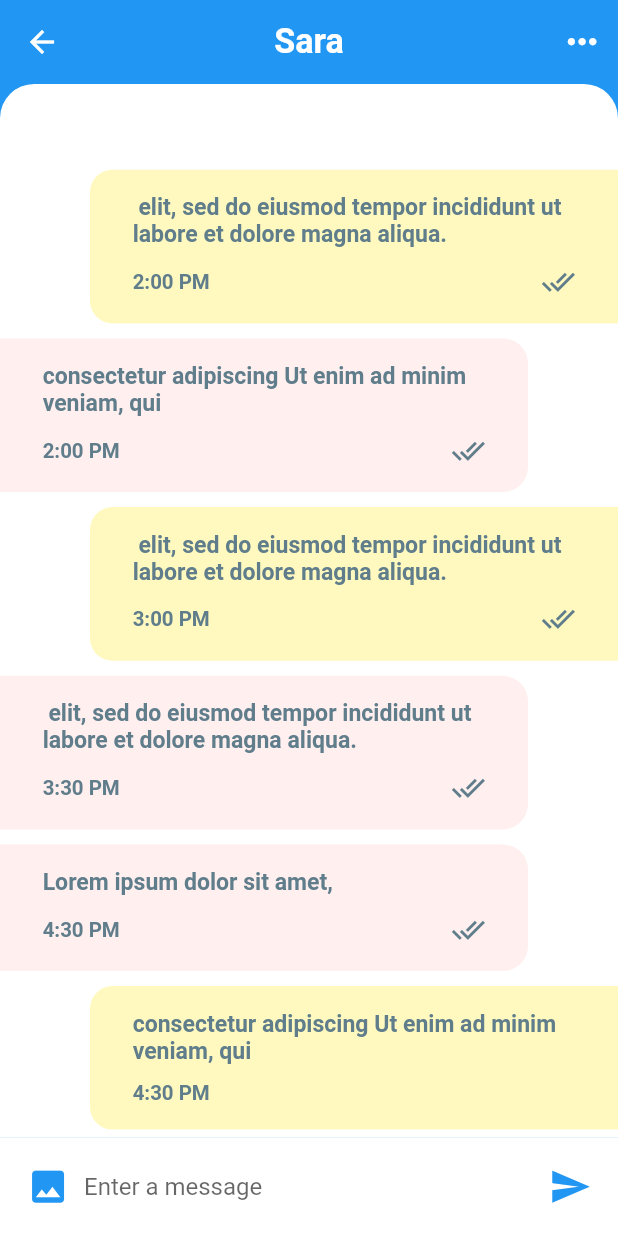
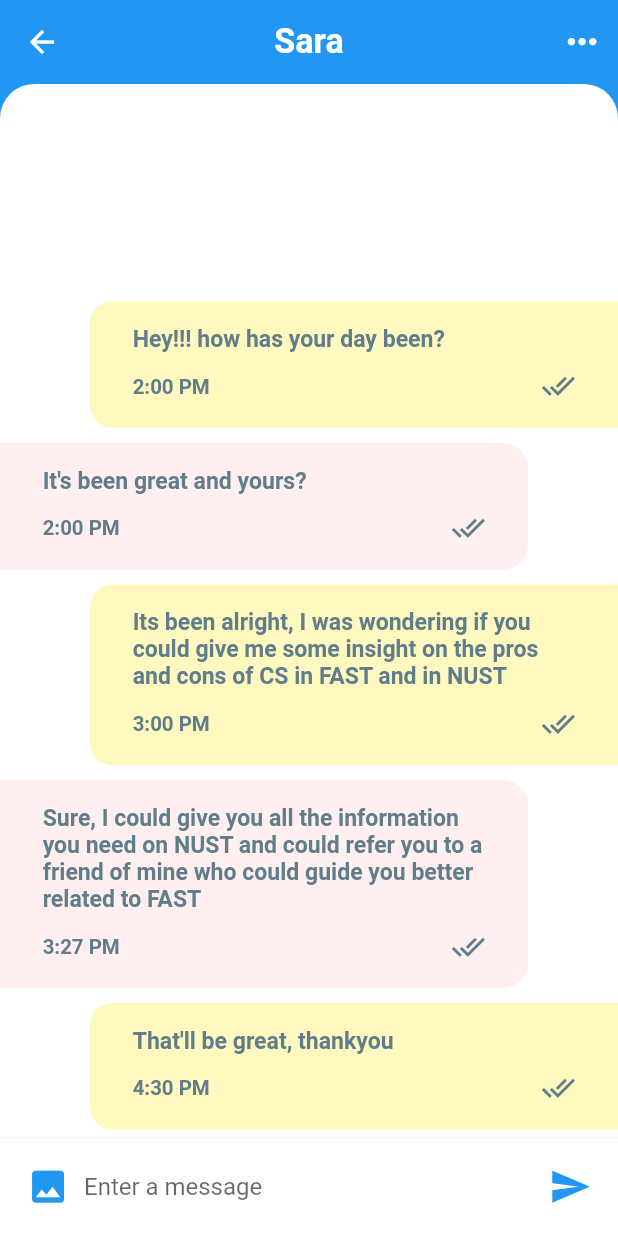
Before and after one commit to ChHannan/knctu, a Flutter app: the ChatListScreen screen opened directly, after a tap on "Sara", on a phone screen of 412 x 824 dp. Run offline on Flutter 3.47's test engine with Material 2 defaults, Android fonts, the phone set to English and light mode, and no system bars; our stand-ins replace carousel_slider, flutter_tags, simple_animations; generated files the repository leaves out were written again; network calls fail.

```diff
--- a/lib/Screens/chat_screen.dart
+++ b/lib/Screens/chat_screen.dart
@@ -46,7 +46,7 @@ class _ChatScreenState extends State<ChatScreen> {
     );
   }
 
-  _buildMessage(Message message, bool isMe) {
+  _buildMessage(Message1 message, bool isMe) {
     return Container(
       margin: isMe
           ? EdgeInsets.only(
@@ -160,7 +160,7 @@ class _ChatScreenState extends State<ChatScreen> {
                       itemCount: messages.length,
                       physics: const BouncingScrollPhysics(),
                       itemBuilder: (BuildContext context, int index) {
-                        final Message message = messages[index];
+                        final Message1 message = messages[index];
                         final bool isMe = message.sender.id == currentUser.id;
                         return _buildMessage(
                           message,
--- a/lib/Screens/signup_screen.dart
+++ b/lib/Screens/signup_screen.dart
@@ -67,7 +67,7 @@ class SignUpScreen extends StatelessWidget {
                         ),
                         color: Colors.blue,
                         onPressed: () {
-                          Navigator.pushReplacementNamed(
+                         Navigator.pushReplacementNamed(
                             context,
                             '/login',
                           );
--- a/lib/main.dart
+++ b/lib/main.dart
@@ -11,6 +11,7 @@ import 'package:knctu/Screens/signup_screen.dart';
 import 'package:knctu/Screens/profile_screen.dart';
 import 'package:knctu/widgets/message/favorite_contacts.dart';
 
+import 'Screens/chatlist_screen.dart';
 import 'Screens/screen_controller.dart';
 
 void main() => runApp(MyApp());
@@ -27,7 +28,7 @@ class MyApp extends StatelessWidget {
     openConnection();
     return MaterialApp(
       debugShowCheckedModeBanner: false,
-      home: WalkthroughTagScreen(),
+      home: ChatListScreen(),
       routes: <String, WidgetBuilder>{
         '/screencontroller': (context) => ScreenController(),
         '/signup': (context) => SignUpScreen(),
--- a/lib/models/chat_room.dart
+++ b/lib/models/chat_room.dart
@@ -1,4 +1,4 @@
-import 'package:json_annotation/json_annotation.dart';
+/*import 'package:json_annotation/json_annotation.dart';
 
 import 'package:knctu/models/user.dart';
 import 'package:knctu/models/message.dart';
@@ -15,3 +15,5 @@ class ChatRoom {
 
   ChatRoom(this.id, this.name, this.users, this.messages);
 }
+
+*/
--- a/lib/models/message.dart
+++ b/lib/models/message.dart
@@ -1,4 +1,4 @@
-import 'package:json_annotation/json_annotation.dart';
+/*import 'package:json_annotation/json_annotation.dart';
 
 import 'package:knctu/models/user.dart';
 import 'package:knctu/models/message_user.dart';
@@ -20,3 +20,4 @@ class Message {
   Message(this.id, this.text, this.user, this.createdAt,
       this.messageUsers);
 }
+*/
--- a/lib/models/message_model.dart
+++ b/lib/models/message_model.dart
@@ -1,12 +1,12 @@
 import 'package:knctu/models/user_model.dart';
 
-class Message {
+class Message1 {
   final User sender;
   final String time; //DateTime or Timestamp
   final String text;
   final bool unread;
 
-Message({
+Message1({
   this.sender,
   this.time,
   this.text,
@@ -48,96 +48,96 @@ List<User> favorites = [sara,tayyab,kenna,sara,tayyab,kenna];
 
 // TEXT chat on home screen
 
-List<Message> chats= [
-  Message(
+List<Message1> chats= [
+  Message1(
     sender:kenna,
     time: '5:30 PM',
-    text: "Lorem ipsum dolor sit amet, ",
-    unread:true,
+    text: "I'll check into it, just give me some more information",
+    unread:false,
 
   ),
-  Message(
+  Message1(
     sender: sara,
     time:'4:30 PM',
-    text: 'consectetur adipiscing Ut enim ad minim veniam, qui',
+    text: "That'll be great, thankyou",
     unread:false,
   ),
-  Message(
+  Message1(
     sender: tayyab,
     time:'3:00 PM',
-    text:' elit, sed do eiusmod tempor incididunt ut labore et dolore magna aliqua.',
+    text:'Where did you apply?',
     unread: true,
 
 
   ),
-   Message(
+   Message1(
     sender:kenna,
     time: '3:00 PM',
-    text: "Lorem ipsum dolor sit amet, ",
-    unread:true,
+    text: "Check these links I have provided",
+    unread:false,
 
   ),
-  Message(
+  Message1(
     sender: sara,
     time:'2:30 PM',
-    text: 'consectetur adipiscing Ut enim ad minim veniam, qui',
-    unread:false,
+    text: 'okay',
+    unread:true,
   ),
-  Message(
+  /*Message1(
     sender: tayyab,
     time:'2:00 PM',
     text:' elit, sed do eiusmod tempor incididunt ut labore et dolore magna aliqua.',
     unread: false,
 
 
-  )
+  )*/
 ];
 
 
 // Messages on an individual chat screen
 
-List<Message> messages = [
+List<Message1> messages = [
 
-  Message(
+ /* Message1(
     sender: currentUser,
     time:'4:30 PM',
     text: 'consectetur adipiscing Ut enim ad minim veniam, qui',
     unread:true,
-  ),
-    Message(
-    sender:kenna,
+  ),*/
+    Message1(
+    sender:currentUser,
     time: '4:30 PM',
-    text: "Lorem ipsum dolor sit amet, ",
+    text: "That'll be great, thankyou",
     unread:false,
 
   ),
-  Message(
-    sender: kenna,
-    time:'3:30 PM',
-    text:' elit, sed do eiusmod tempor incididunt ut labore et dolore magna aliqua.',
+  Message1(
+    sender: sara,
+    time:'3:27 PM',
+    text:"Sure, I could give you all the information you need on NUST and could refer you to a friend of mine who could guide you better related to FAST",
     unread: false,
 
 
   ),
-  Message(
+  Message1(
     sender: currentUser,
     time:'3:00 PM',
-    text:' elit, sed do eiusmod tempor incididunt ut labore et dolore magna aliqua.',
+    text:'Its been alright, I was wondering if you could give me some insight on the pros and cons of CS in FAST and in NUST',
     unread: false,
 
 
   ),
 
-    Message(
-    sender: kenna,
+  Message1(
+    sender: sara,
     time:'2:00 PM',
-    text: 'consectetur adipiscing Ut enim ad minim veniam, qui',
+    text: "It's been great and yours?" ,
     unread:false,
   ),
-  Message(
+  Message1(
     sender: currentUser,
     time:'2:00 PM',
-    text:' elit, sed do eiusmod tempor incididunt ut labore et dolore magna aliqua.',
+    text:'Hey!!! how has your day been?',
     unread: false,
 
 
--- a/lib/widgets/message/recent_chats.dart
+++ b/lib/widgets/message/recent_chats.dart
@@ -1,4 +1,5 @@
 import 'package:flutter/material.dart';
+import 'package:knctu/models/message_model.dart';
 import 'package:knctu/screens/chat_screen.dart';
 
 class RecentChats extends StatelessWidget {
@@ -15,7 +16,7 @@ class RecentChats extends StatelessWidget {
           child: ListView.builder(
             itemCount: chats.length,
             itemBuilder: (BuildContext context, int index) {
-              final Message chat = chats[index];
+              final Message1 chat = chats[index];
               return GestureDetector(
                 onTap: () => Navigator.push(
                   context,
```
Also changed, not shown: lib/models/chat_room.g.dart, lib/models/message.g.dart, pubspec.lock.
